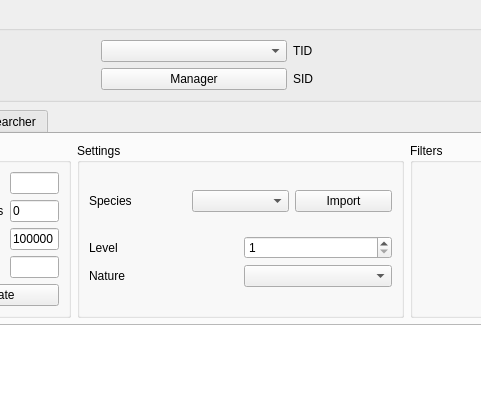
Admiral-Fish/PokeFinder, file Source/Form/Gen4/Event4.ui: the form before one commit; both pictures show x 114 to 595 and y 0 to 399 of the 1200 by 700 pixel window.
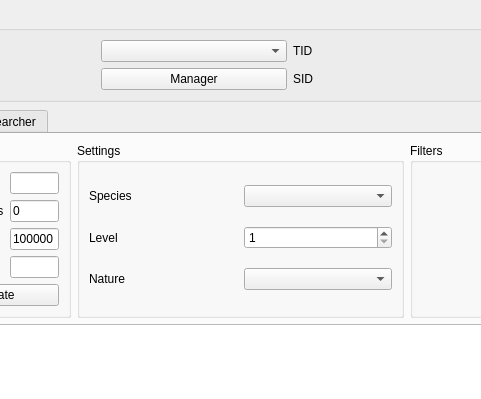
The form after the commit. The open tabs and pages were chosen to show the change. Custom widgets are drawn as their Qt base class.

```diff
--- a/Source/Form/Gen4/Event4.ui
+++ b/Source/Form/Gen4/Event4.ui
@@ -183,37 +183,15 @@
          <property name="title">
           <string>Settings</string>
          </property>
-         <layout class="QGridLayout" name="gridLayout_11">
-          <item row="0" column="0">
-           <widget class="QLabel" name="labelGeneratorSpecies">
-            <property name="text">
-             <string>Species</string>
-            </property>
-           </widget>
-          </item>
-          <item row="0" column="1">
-           <widget class="QComboBox" name="comboBoxGeneratorSpecies"/>
-          </item>
-          <item row="0" column="2">
-           <widget class="QPushButton" name="pushButtonGeneratorImport">
-            <property name="text">
-             <string>Import</string>
-            </property>
-           </widget>
-          </item>
-          <item row="1" column="0" colspan="3">
            <layout class="QGridLayout" name="gridLayout_8">
-            <item row="0" column="1">
-             <widget class="QSpinBox" name="spinBoxGeneratorLevel">
-              <property name="minimum">
-               <number>1</number>
-              </property>
-              <property name="maximum">
-               <number>100</number>
+          <item row="0" column="0">
+           <widget class="QLabel" name="labelGeneratorSpecies">
+            <property name="text">
+             <string>Species</string>
               </property>
              </widget>
             </item>
-            <item row="0" column="0">
+          <item row="1" column="0">
              <widget class="QLabel" name="labelGeneratorLevel">
               <property name="text">
                <string>Level</string>
@@ -221,16 +199,27 @@
              </widget>
             </item>
             <item row="1" column="1">
-             <widget class="QComboBox" name="comboBoxGeneratorNature"/>
-            </item>
-            <item row="1" column="0">
+           <widget class="QSpinBox" name="spinBoxGeneratorLevel">
+            <property name="minimum">
+             <number>1</number>
+            </property>
+            <property name="maximum">
+             <number>100</number>
+            </property>
+           </widget>
+          </item>
+          <item row="2" column="0">
              <widget class="QLabel" name="labelGeneratorNature">
               <property name="text">
                <string>Nature</string>
               </property>
              </widget>
             </item>
-           </layout>
+          <item row="0" column="1">
+           <widget class="QComboBox" name="comboBoxGeneratorSpecies"/>
+          </item>
+          <item row="2" column="1">
+           <widget class="QComboBox" name="comboBoxGeneratorNature"/>
           </item>
          </layout>
         </widget>
```
Left out of the diff: 66 changed lines with no effect on the pictures. Lines whose indentation alone changed are shown as unchanged.
